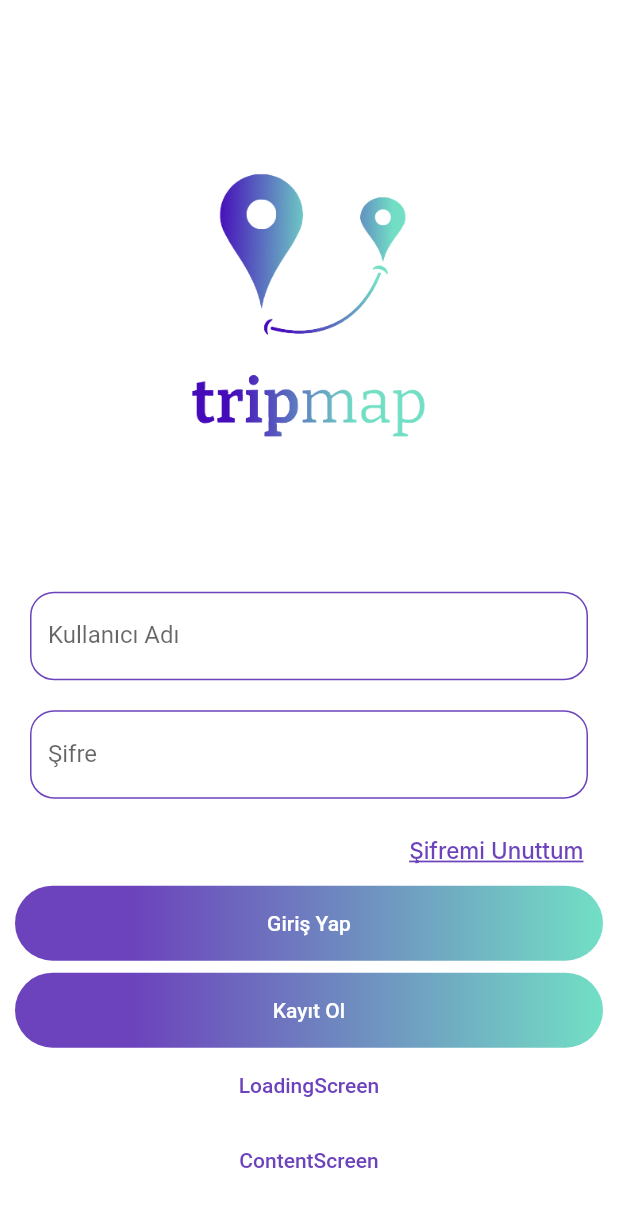
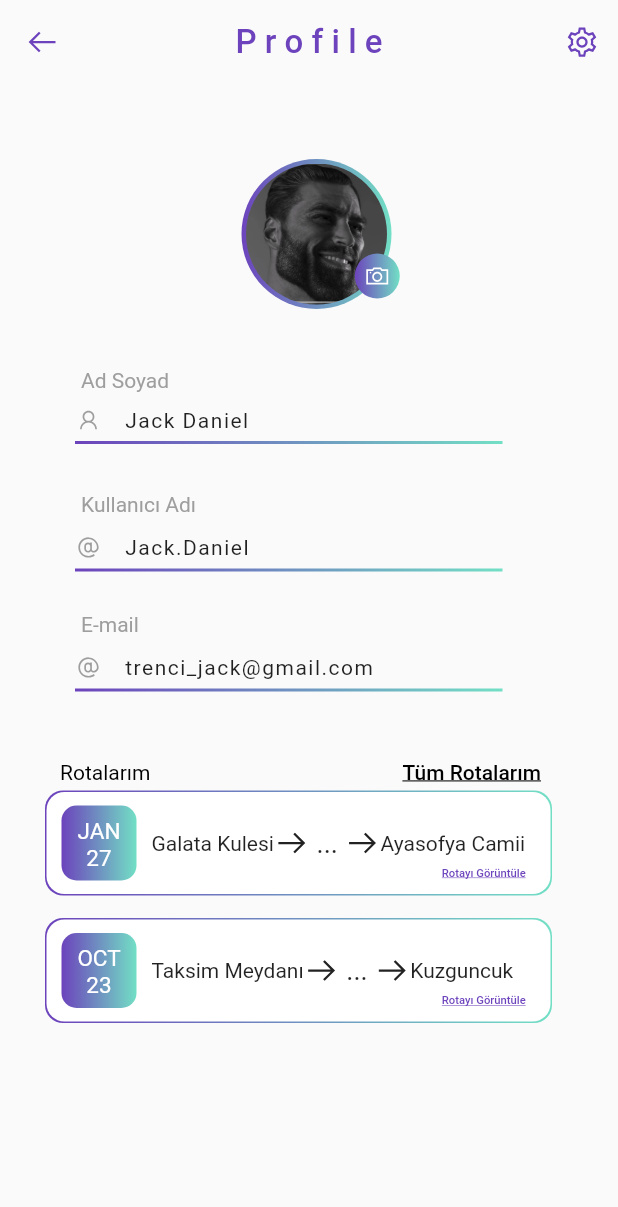
Before and after one commit to TripuMapu/tripmap, a Flutter app: the screen it shows after launch, on a phone screen of 412 x 824 dp. Shown: the top 1207 px of the screen. Run offline on Flutter 3.47's test engine with Material 2 defaults, Android fonts, the phone set to English and light mode, and no system bars; our stand-ins replace carousel_slider, dio, flutter_rating_bar, fluttertoast, google_maps_flutter, line_awesome_flutter and 2 more; Roboto replaces fonts that are missing (Inter).

Commit message:
profileScreen
ProfileScreen yüklendi

```diff
--- a/lib/main.dart
+++ b/lib/main.dart
@@ -2,6 +2,7 @@ import 'package:flutter/material.dart';
 import 'package:flutter/services.dart';
 import 'package:tripmap/routegenerator.dart';
 import 'package:tripmap/screens/loginscreen.dart';
+import 'package:tripmap/screens/profilescreen.dart';
 
 void main() {
   WidgetsFlutterBinding.ensureInitialized();
@@ -31,7 +32,8 @@ class MyApp extends StatelessWidget {
         theme: ThemeData(
           primarySwatch: Colors.grey,
         ),
-        home: const LoginScreen(),
+        // home: const LoginScreen(),
+        home: const ProfileScreen(),
         onGenerateRoute: RouteGenerator.generateRoute,
       ),
     );
--- /dev/null
+++ b/lib/screens/profilescreen.dart
@@ -0,0 +1,467 @@
+import 'package:flutter/gestures.dart';
+import 'package:flutter/material.dart';
+import 'package:flutter/rendering.dart';
+import 'package:line_awesome_flutter/line_awesome_flutter.dart';
+
+class ProfileScreen extends StatelessWidget {
+  const ProfileScreen({Key? key}) : super(key: key);
+
+  @override
+  Widget build(BuildContext context) {
+    return Scaffold(
+      body: CustomScrollView(
+        slivers: [
+          SliverAppBar(
+            centerTitle: true,
+            elevation: 0,
+            backgroundColor: Colors.transparent,
+            leading: IconButton(
+              onPressed: () {},
+              icon: const Icon(LineAwesomeIcons.arrow_left),
+              color: Color(0xFF6C43BC),
+            ),
+            title: Text(
+              "P r o f i l e",
+              style: TextStyle(fontSize: 22, color: Color(0xFF6C43BC)),
+            ),
+            actions: [
+              IconButton(
+                  onPressed: () {},
+                  icon: Icon(LineAwesomeIcons.cog),
+                  color: Color(0xFF6C43BC))
+            ],
+          ),
+          SliverToBoxAdapter(
+            child: Row(
+              mainAxisAlignment: MainAxisAlignment.center,
+              children: [
+                Padding(padding: EdgeInsets.symmetric(vertical: 100)),
+                Container(
+                  transform: Matrix4.translationValues(20.0, 0, 0),
+                  decoration: BoxDecoration(
+                      borderRadius: BorderRadius.circular(100),
+                      gradient: LinearGradient(
+                          begin: Alignment.centerLeft,
+                          end: Alignment.centerRight,
+                          colors: [Color(0xFF6C43BC), Color(0xFF72DFC5)])),
+                  height: 100,
+                  width: 100,
+                  child: Center(
+                    child: ClipOval(
+                        child: Image.asset(
+                      'png/gigaChad.jpg',
+                      fit: BoxFit.cover,
+                      height: 94,
+                      width: 94,
+                    )),
+                  ),
+                ),
+                Container(
+                  width: 30,
+                  height: 30,
+                  decoration: BoxDecoration(
+                      borderRadius: BorderRadius.circular(100),
+                      gradient: LinearGradient(
+                          begin: Alignment.centerLeft,
+                          end: Alignment.centerRight,
+                          colors: [Color(0xFF6C43BC), Color(0xFF72DFC5)])),
+                  transform: Matrix4.translationValues(-4.5, 28, 0),
+                  child: Center(
+                    child: ClipOval(
+                      child: Center(
+                          child: Icon(LineAwesomeIcons.camera,
+                              color: Colors.white, size: 18)),
+                    ),
+                  ),
+                )
+              ],
+            ),
+          ),
+          SliverToBoxAdapter(
+              child: Padding(
+            padding: EdgeInsets.symmetric(horizontal: 50),
+            child: Column(
+              crossAxisAlignment: CrossAxisAlignment.start,
+              children: [
+                Container(
+                    transform: Matrix4.translationValues(0, -20, 0),
+                    padding: EdgeInsets.symmetric(horizontal: 4),
+                    alignment: Alignment.centerLeft,
+                    width: 70,
+                    height: 35,
+                    child: Text(
+                      "Ad Soyad",
+                      style: TextStyle(color: Colors.grey),
+                      textAlign: TextAlign.start,
+                    )),
+                Container(
+                    transform: Matrix4.translationValues(0, -25, 0),
+                    padding: EdgeInsets.symmetric(
+                      vertical: 5,
+                    ),
+                    child: Row(
+                      children: [
+                        Icon(LineAwesomeIcons.user,
+                            size: 18, color: Colors.grey),
+                        Container(
+                          padding: EdgeInsets.symmetric(horizontal: 15),
+                          child: Text("Jack Daniel",
+                              style: TextStyle(letterSpacing: 1)),
+                        ),
+                      ],
+                    )),
+                SizedBox(
+                  child: Container(
+                    transform: Matrix4.translationValues(0, -25, 0),
+                    width: 285,
+                    height: 2,
+                    decoration: BoxDecoration(
+                        gradient: LinearGradient(
+                            begin: Alignment.centerLeft,
+                            end: Alignment.centerRight,
+                            colors: [Color(0xFF6C43BC), Color(0xFF72DFC5)])),
+                  ),
+                ),
+                Padding(padding: EdgeInsets.symmetric(vertical: 0)),
+                Container(
+                    padding: EdgeInsets.symmetric(horizontal: 4, vertical: 5),
+                    alignment: Alignment.centerLeft,
+                    width: 100,
+                    height: 30,
+                    child: Text(
+                      "Kullanıcı Adı",
+                      style: TextStyle(color: Colors.grey),
+                      textAlign: TextAlign.start,
+                    )),
+                Container(
+                    padding: EdgeInsets.symmetric(
+                      vertical: 5,
+                    ),
+                    child: Row(
+                      children: [
+                        Icon(LineAwesomeIcons.at, size: 18, color: Colors.grey),
+                        Container(
+                          padding: EdgeInsets.symmetric(horizontal: 15),
+                          child: Text("Jack.Daniel",
+                              style: TextStyle(letterSpacing: 1)),
+                        ),
+                      ],
+                    )),
+                SizedBox(
+                  child: Container(
+                    width: 285,
+                    height: 2,
+                    decoration: BoxDecoration(
+                        gradient: LinearGradient(
+                            begin: Alignment.centerLeft,
+                            end: Alignment.centerRight,
+                            colors: [Color(0xFF6C43BC), Color(0xFF72DFC5)])),
+                  ),
+                ),
+                Padding(padding: EdgeInsets.symmetric(vertical: 10)),
+                Container(
+                    padding: EdgeInsets.symmetric(horizontal: 4, vertical: 5),
+                    alignment: Alignment.centerLeft,
+                    width: 100,
+                    height: 30,
+                    child: Text(
+                      "E-mail",
+                      style: TextStyle(color: Colors.grey),
+                      textAlign: TextAlign.start,
+                    )),
+                Container(
+                    padding: EdgeInsets.symmetric(
+                      vertical: 5,
+                    ),
+                    child: Row(
+                      children: [
+                        Icon(LineAwesomeIcons.at, size: 18, color: Colors.grey),
+                        Container(
+                          padding: EdgeInsets.symmetric(horizontal: 15),
+                          child: Text("trenci_jack@gmail.com",
+                              style: TextStyle(letterSpacing: 1)),
+                        ),
+                      ],
+                    )),
+                SizedBox(
+                  child: Container(
+                    width: 285,
+                    height: 2,
+                    decoration: BoxDecoration(
+                        gradient: LinearGradient(
+                            begin: Alignment.centerLeft,
+                            end: Alignment.centerRight,
+                            colors: [Color(0xFF6C43BC), Color(0xFF72DFC5)])),
+                  ),
+                )
+              ],
+            ),
+          )),
+          SliverToBoxAdapter(
+            child: Row(
+              children: [
+                Container(
+                  transform: Matrix4.translationValues(40, 30, 0),
+                  child: Text(
+                    "Rotalarım",
+                    style: TextStyle(color: Colors.black),
+                  ),
+                ),
+                Container(
+                  transform: Matrix4.translationValues(200, 30, 0),
+                  child: TextButton(
+                    onPressed: () {},
+                    child: Text(
+                      "Tüm Rotalarım",
+                      style: TextStyle(
+                          color: Colors.black,
+                          decoration: TextDecoration.underline),
+                    ),
+                  ),
+                )
+              ],
+            ),
+          ),
+          SliverToBoxAdapter(
+            child: Padding(
+              padding: EdgeInsets.symmetric(vertical: 0),
+              child: Row(
+                children: [
+                  Container(
+                    transform: Matrix4.translationValues(30, 18, 0),
+                    //   color: Colors.black,
+                    width: 338,
+                    height: 70,
+                    decoration: BoxDecoration(
+                        borderRadius: BorderRadius.circular(12),
+                        gradient: LinearGradient(
+                            begin: Alignment.centerLeft,
+                            end: Alignment.centerRight,
+                            colors: [
+                              Color.fromRGBO(108, 67, 188, 1),
+                              Color(0xFF72DFC5)
+                            ])),
+                    child: Padding(
+                      padding: EdgeInsets.all(1),
+                      child: Container(
+                        width: 65,
+                        height: 260,
+                        decoration: BoxDecoration(
+                            color: Colors.white,
+                            borderRadius: BorderRadius.circular(12)),
+                        child: Row(
+                          children: [
+                            Container(
+                              child: Container(
+                                transform: Matrix4.translationValues(10, 0, 0),
+                                width: 50,
+                                height: 50,
+                                child: Column(
+                                  children: [
+                                    Container(
+                                      transform:
+                                          Matrix4.translationValues(0, 8, 0),
+                                      child: Text(
+                                        "JAN",
+                                        style: TextStyle(
+                                            color: Colors.white, fontSize: 15),
+                                      ),
+                                    ),
+                                    Container(
+                                      transform:
+                                          Matrix4.translationValues(0, 8, 0),
+                                      child: Text(
+                                        "27",
+                                        style: TextStyle(
+                                            color: Colors.white, fontSize: 15),
+                                      ),
+                                    )
+                                  ],
+                                ),
+                                decoration: BoxDecoration(
+                                    gradient: LinearGradient(
+                                        begin: Alignment.centerLeft,
+                                        end: Alignment.centerRight,
+                                        colors: [
+                                          Color.fromRGBO(108, 67, 188, 1),
+                                          Color(0xFF72DFC5)
+                                        ]),
+                                    borderRadius: BorderRadius.circular(10)),
+                              ),
+                            ),
+                            Container(
+                              width: 255,
+                              transform: Matrix4.translationValues(20, 0, 0),
+                              child: Row(
+                                children: [
+                                  Text(
+                                    "Galata Kulesi",
+                                    style: TextStyle(fontSize: 14),
+                                  ),
+                                  Icon(LineAwesomeIcons.arrow_right),
+                                  Text(
+                                    " ... ",
+                                    style: TextStyle(fontSize: 18),
+                                  ),
+                                  Icon(LineAwesomeIcons.arrow_right),
+                                  Text(
+                                    "Ayasofya Camii",
+                                    style: TextStyle(fontSize: 14),
+                                  ),
+                                ],
+                              ),
+                            ),
+                          ],
+                        ),
+                      ),
+                    ),
+                  ),
+                  Column(
+                    children: [
+                      Container(
+                          transform: Matrix4.translationValues(-52, 38, 0),
+                          width: 73,
+                          height: 30,
+                          alignment: Alignment.topCenter,
+                          child: Container(
+                            child: TextButton(
+                              onPressed: () {},
+                              child: Text(
+                                "Rotayı Görüntüle",
+                                style: TextStyle(
+                                    fontSize: 7.5,
+                                    decoration: TextDecoration.underline,
+                                    color: Color(0xFF6C43BC)),
+                              ),
+                            ),
+                          )),
+                    ],
+                  ),
+                ],
+              ),
+            ),
+          ),
+          SliverToBoxAdapter(
+            child: Padding(
+              padding: EdgeInsets.symmetric(vertical: 15),
+              child: Row(
+                children: [
+                  Container(
+                    transform: Matrix4.translationValues(30, 18, 0),
+                    //   color: Colors.black,
+                    width: 338,
+                    height: 70,
+                    decoration: BoxDecoration(
+                        borderRadius: BorderRadius.circular(12),
+                        gradient: LinearGradient(
+                            begin: Alignment.centerLeft,
+                            end: Alignment.centerRight,
+                            colors: [
+                              Color.fromRGBO(108, 67, 188, 1),
+                              Color(0xFF72DFC5)
+                            ])),
+                    child: Padding(
+                      padding: EdgeInsets.all(1),
+                      child: Container(
+                        width: 65,
+                        height: 260,
+                        decoration: BoxDecoration(
+                            color: Colors.white,
+                            borderRadius: BorderRadius.circular(12)),
+                        child: Row(
+                          children: [
+                            Container(
+                              child: Container(
+                                transform: Matrix4.translationValues(10, 0, 0),
+                                width: 50,
+                                height: 50,
+                                child: Column(
+                                  children: [
+                                    Container(
+                                      transform:
+                                          Matrix4.translationValues(0, 8, 0),
+                                      child: Text(
+                                        "OCT",
+                                        style: TextStyle(
+                                            color: Colors.white, fontSize: 15),
+                                      ),
+                                    ),
+                                    Container(
+                                      transform:
+                                          Matrix4.translationValues(0, 8, 0),
+                                      child: Text(
+                                        "23",
+                                        style: TextStyle(
+                                            color: Colors.white, fontSize: 15),
+                                      ),
+                                    )
+                                  ],
+                                ),
+                                decoration: BoxDecoration(
+                                    gradient: LinearGradient(
+                                        begin: Alignment.centerLeft,
+                                        end: Alignment.centerRight,
+                                        colors: [
+                                          Color.fromRGBO(108, 67, 188, 1),
+                                          Color(0xFF72DFC5)
+                                        ]),
+                                    borderRadius: BorderRadius.circular(10)),
+                              ),
+                            ),
+                            Container(
+                              width: 255,
+                              transform: Matrix4.translationValues(20, 0, 0),
+                              child: Row(
+                                children: [
+                                  Text(
+                                    "Taksim Meydanı",
+                                    style: TextStyle(fontSize: 14),
+                                  ),
+                                  Icon(LineAwesomeIcons.arrow_right),
+                                  Text(
+                                    " ... ",
+                                    style: TextStyle(fontSize: 18),
+                                  ),
+                                  Icon(LineAwesomeIcons.arrow_right),
+                                  Text(
+                                    "Kuzguncuk",
+                                    style: TextStyle(fontSize: 14),
+                                  ),
+                                ],
+                              ),
+                            ),
+                          ],
+                        ),
+                      ),
+                    ),
+                  ),
+                  Column(
+                    children: [
+                      Container(
+                          transform: Matrix4.translationValues(-52, 38, 0),
+                          width: 73,
+                          height: 30,
+                          alignment: Alignment.topCenter,
+                          child: Container(
+                            child: TextButton(
+                              onPressed: () {},
+                              child: Text(
+                                "Rotayı Görüntüle",
+                                style: TextStyle(
+                                    fontSize: 7.5,
+                                    decoration: TextDecoration.underline,
+                                    color: Color(0xFF6C43BC)),
+                              ),
+                            ),
+                          )),
+                    ],
+                  ),
+                ],
+              ),
+            ),
+          ),
+        ],
+      ),
+    );
+  }
+}
--- a/pubspec.yaml
+++ b/pubspec.yaml
@@ -37,6 +37,7 @@ dependencies:
   video_player: ^2.4.8
   carousel_slider: ^4.2.1
   smooth_page_indicator: ^1.0.0+2
+  line_awesome_flutter: ^2.0.0
 
   # The following adds the Cupertino Icons font to your application.
   # Use with the CupertinoIcons class for iOS style icons.
```
Also changed, not shown: png/gigaChad.jpg (added), pubspec.lock.
